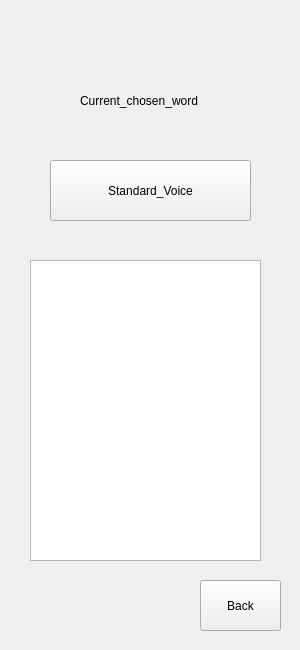
The window that UI_File/Reverse_Widget/Word_Bank_Widget.ui (Lyghrock/Programming-Practice-2025-Spring-Project) describes before a commit, drawn with Qt 5.
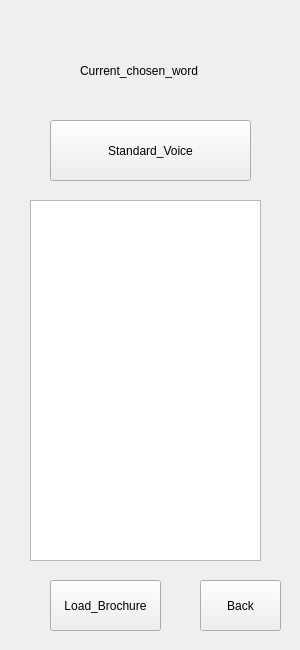
The same window after the commit.

Commit message: UI界面最终版 + 一部分debug

Diff of the .ui file:
```diff
--- a/UI_File/Reverse_Widget/Word_Bank_Widget.ui
+++ b/UI_File/Reverse_Widget/Word_Bank_Widget.ui
@@ -29,9 +29,9 @@
    <property name="geometry">
     <rect>
      <x>30</x>
-     <y>260</y>
+     <y>200</y>
      <width>231</width>
-     <height>301</height>
+     <height>361</height>
     </rect>
    </property>
   </widget>
@@ -52,7 +52,7 @@
    <property name="geometry">
     <rect>
      <x>80</x>
-     <y>70</y>
+     <y>40</y>
      <width>151</width>
      <height>61</height>
     </rect>
@@ -60,12 +60,15 @@
    <property name="text">
     <string>Current_chosen_word</string>
    </property>
+   <property name="wordWrap">
+    <bool>true</bool>
+   </property>
   </widget>
   <widget class="QPushButton" name="Play_button">
    <property name="geometry">
     <rect>
      <x>50</x>
-     <y>160</y>
+     <y>120</y>
      <width>201</width>
      <height>61</height>
     </rect>
@@ -74,6 +77,19 @@
     <string>Standard_Voice</string>
    </property>
   </widget>
+  <widget class="QPushButton" name="Load_button">
+   <property name="geometry">
+    <rect>
+     <x>50</x>
+     <y>580</y>
+     <width>111</width>
+     <height>51</height>
+    </rect>
+   </property>
+   <property name="text">
+    <string>Load_Brochure</string>
+   </property>
+  </widget>
  </widget>
  <resources/>
  <connections/>
```
The commit also changes 3 other files.
